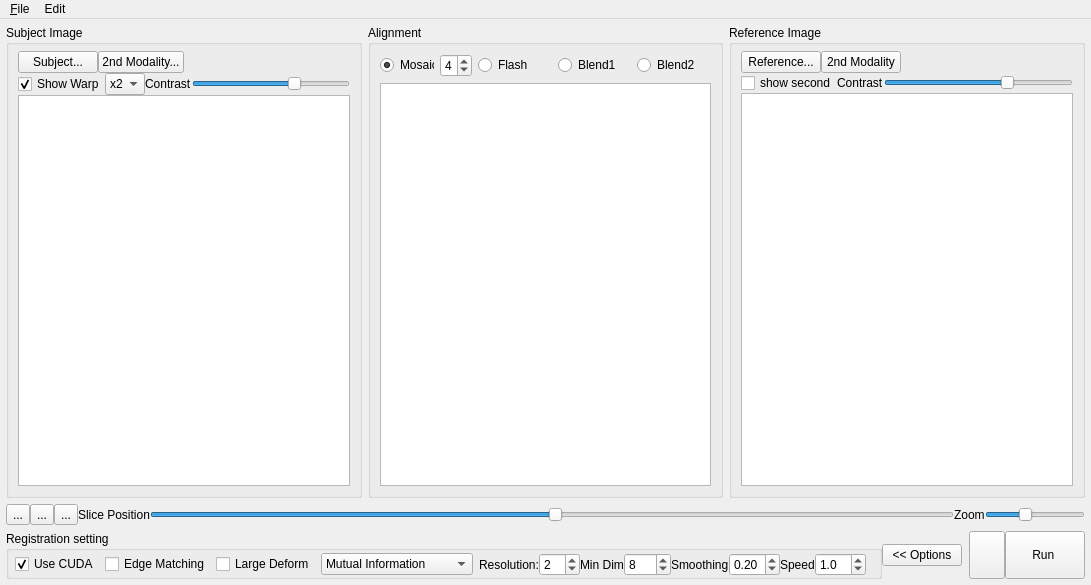
The window that regtoolbox.ui (frankyeh/DSI-Studio) describes before a commit, drawn with Qt 5.
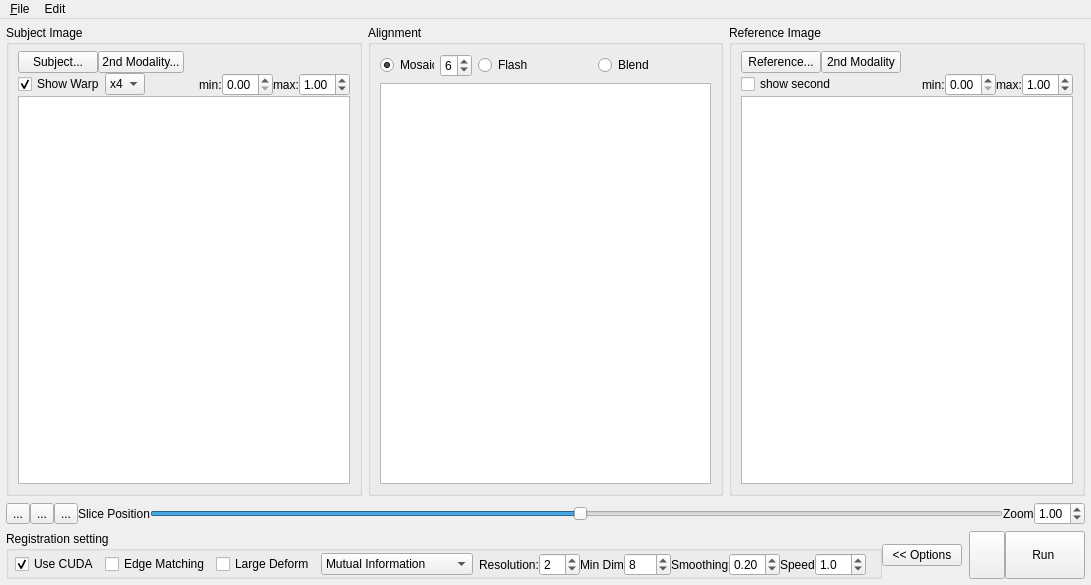
The same window after the commit. Icons and pictures are not drawn.

Commit message: revise regtoolbox

```diff
--- a/regtoolbox.ui
+++ b/regtoolbox.ui
@@ -186,7 +186,7 @@
                </size>
               </property>
               <property name="currentIndex">
-               <number>2</number>
+               <number>3</number>
               </property>
               <item>
                <property name="text">
@@ -220,26 +220,53 @@
               </item>
              </widget>
             </item>
+            <item>
+             <spacer name="horizontalSpacer_2">
+              <property name="orientation">
+               <enum>Qt::Horizontal</enum>
+              </property>
+              <property name="sizeHint" stdset="0">
+               <size>
+                <width>40</width>
+                <height>20</height>
+               </size>
+              </property>
+             </spacer>
+            </item>
             <item>
              <widget class="QLabel" name="label_3">
               <property name="text">
-               <string>Contrast</string>
+               <string>min:</string>
               </property>
              </widget>
             </item>
             <item>
-             <widget class="QSlider" name="contrast1">
+             <widget class="QDoubleSpinBox" name="min1">
               <property name="maximum">
-               <number>150</number>
+               <double>1.000000000000000</double>
               </property>
               <property name="singleStep">
-               <number>5</number>
+               <double>0.050000000000000</double>
+              </property>
+             </widget>
+            </item>
+            <item>
+             <widget class="QLabel" name="label_6">
+              <property name="text">
+               <string>max:</string>
+              </property>
+             </widget>
+            </item>
+            <item>
+             <widget class="QDoubleSpinBox" name="max1">
+              <property name="maximum">
+               <double>1.200000000000000</double>
+              </property>
+              <property name="singleStep">
+               <double>0.050000000000000</double>
               </property>
               <property name="value">
-               <number>100</number>
-              </property>
-              <property name="orientation">
-               <enum>Qt::Horizontal</enum>
+               <double>1.000000000000000</double>
               </property>
              </widget>
             </item>
@@ -293,7 +320,7 @@
                <number>10</number>
               </property>
               <property name="value">
-               <number>4</number>
+               <number>6</number>
               </property>
              </widget>
             </item>
@@ -307,14 +334,7 @@
             <item>
              <widget class="QRadioButton" name="rb_blend1">
               <property name="text">
-               <string>Blend1</string>
-              </property>
-             </widget>
-            </item>
-            <item>
-             <widget class="QRadioButton" name="rb_blend2">
-              <property name="text">
-               <string>Blend2</string>
+               <string>Blend</string>
               </property>
              </widget>
             </item>
@@ -425,26 +445,53 @@
               </property>
              </widget>
             </item>
+            <item>
+             <spacer name="horizontalSpacer_3">
+              <property name="orientation">
+               <enum>Qt::Horizontal</enum>
+              </property>
+              <property name="sizeHint" stdset="0">
+               <size>
+                <width>40</width>
+                <height>20</height>
+               </size>
+              </property>
+             </spacer>
+            </item>
             <item>
              <widget class="QLabel" name="label_2">
               <property name="text">
-               <string>Contrast</string>
+               <string>min:</string>
               </property>
              </widget>
             </item>
             <item>
-             <widget class="QSlider" name="contrast2">
+             <widget class="QDoubleSpinBox" name="min2">
               <property name="maximum">
-               <number>150</number>
+               <double>1.000000000000000</double>
               </property>
               <property name="singleStep">
-               <number>5</number>
+               <double>0.050000000000000</double>
+              </property>
+             </widget>
+            </item>
+            <item>
+             <widget class="QLabel" name="label_11">
+              <property name="text">
+               <string>max:</string>
+              </property>
+             </widget>
+            </item>
+            <item>
+             <widget class="QDoubleSpinBox" name="max2">
+              <property name="maximum">
+               <double>1.200000000000000</double>
+              </property>
+              <property name="singleStep">
+               <double>0.050000000000000</double>
               </property>
               <property name="value">
-               <number>100</number>
-              </property>
-              <property name="orientation">
-               <enum>Qt::Horizontal</enum>
+               <double>1.000000000000000</double>
               </property>
              </widget>
             </item>
@@ -528,24 +575,18 @@
        </widget>
       </item>
       <item>
-       <widget class="QSlider" name="main_zoom">
-        <property name="maximumSize">
-         <size>
-          <width>100</width>
-          <height>16777215</height>
-         </size>
-        </property>
+       <widget class="QDoubleSpinBox" name="zoom">
         <property name="minimum">
-         <number>1</number>
+         <double>0.010000000000000</double>
         </property>
         <property name="maximum">
-         <number>50</number>
+         <double>5.000000000000000</double>
+        </property>
+        <property name="singleStep">
+         <double>0.100000000000000</double>
         </property>
         <property name="value">
-         <number>20</number>
-        </property>
-        <property name="orientation">
-         <enum>Qt::Horizontal</enum>
+         <double>1.000000000000000</double>
         </property>
        </widget>
       </item>
```
Left out of the diff: 2 changed lines with no effect on the pictures. The commit also changes 2 other files.
